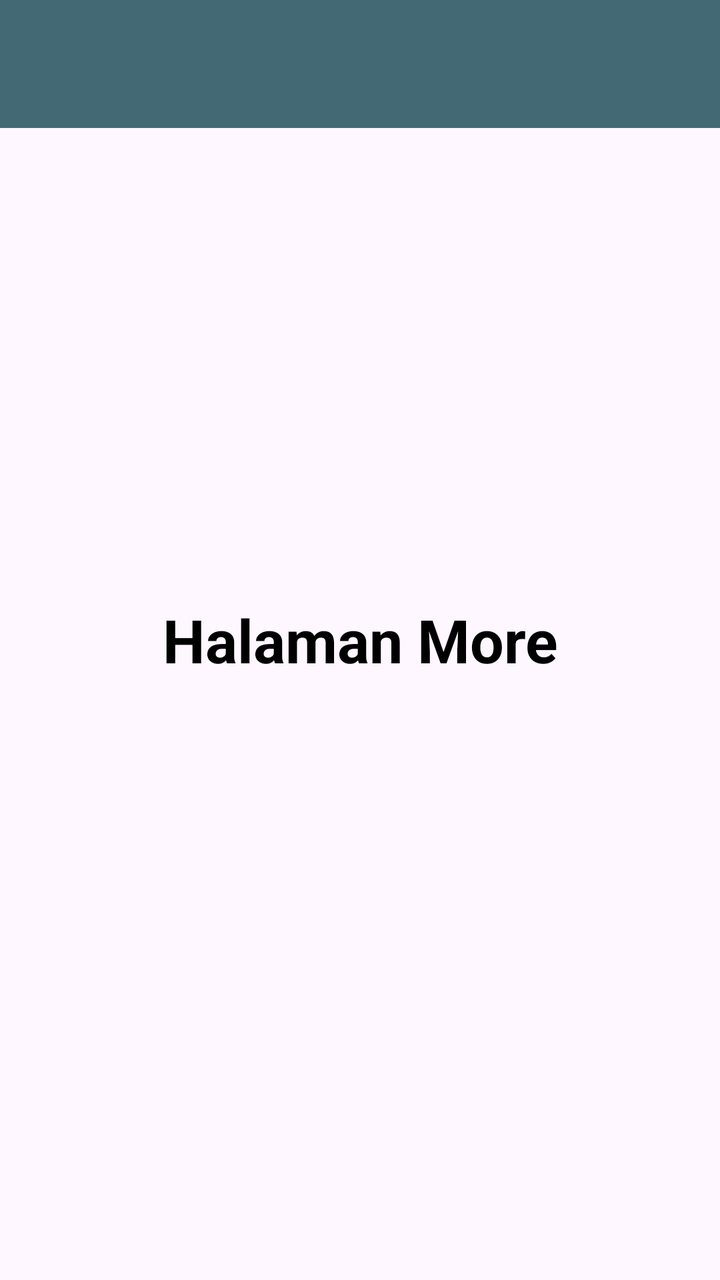
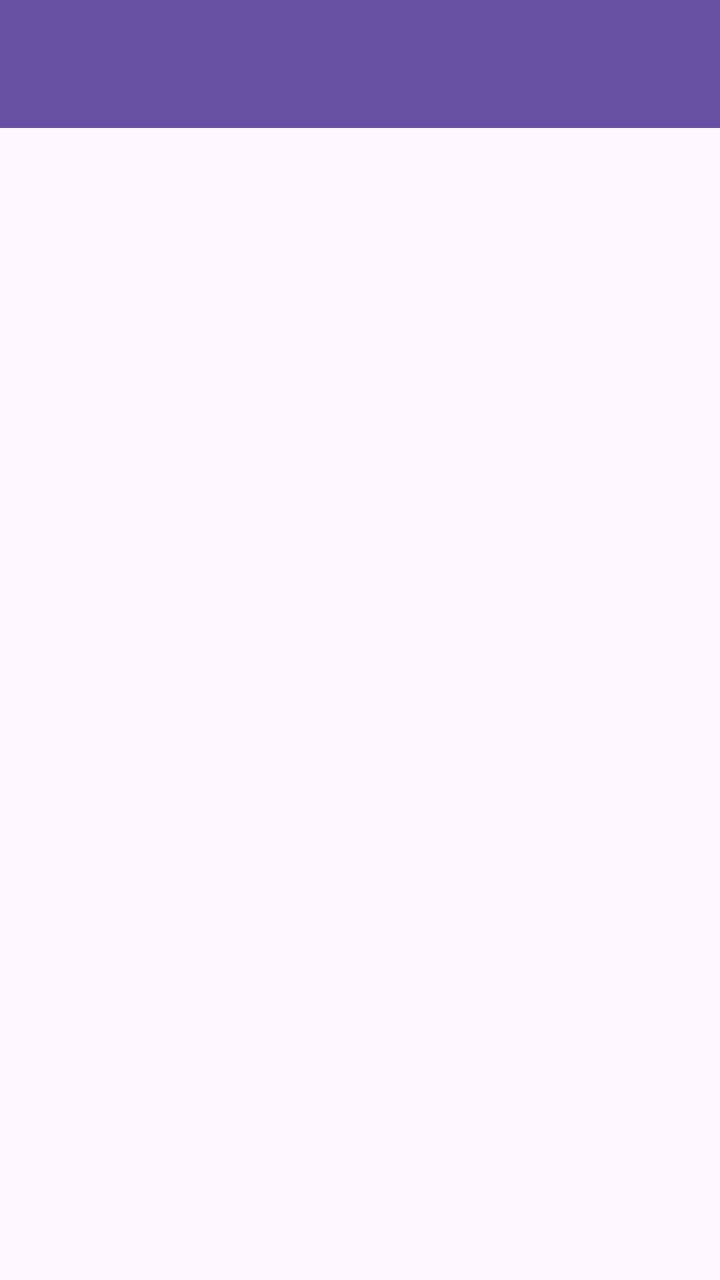

Screens rendered from an Android XML layout before and after an edit, with the pre-edit source and the edit as a unified diff.
<!-- AndroidManifest.xml: application theme Theme.TIFDimas -->
<!-- res/layout/fragment_more.xml -->
<?xml version="1.0" encoding="utf-8"?>
<androidx.constraintlayout.widget.ConstraintLayout xmlns:android="http://schemas.android.com/apk/res/android"
    xmlns:tools="http://schemas.android.com/tools"
    android:layout_width="match_parent"
    android:layout_height="match_parent"
    xmlns:app="http://schemas.android.com/apk/res-auto"
    tools:context=".More.MoreFragment">

    <androidx.appcompat.widget.Toolbar
        android:id="@+id/toolbar"
        android:layout_width="match_parent"
        android:layout_height="?attr/actionBarSize"
        android:background="?attr/colorPrimary"
        app:layout_constraintEnd_toEndOf="parent"
        app:layout_constraintStart_toStartOf="parent"
        app:layout_constraintTop_toTopOf="parent"
        app:subtitleTextColor="@android:color/white"
        app:titleTextColor="@android:color/white"
        android:backgroundTint="@color/button_color"
        app:layout_scrollFlags="scroll|enterAlways"/>

    <TextView
        android:layout_width="match_parent"
        android:layout_height="match_parent"
        android:text="Halaman More"
        android:textSize="30sp"
        android:textStyle="bold"
        android:gravity="center"
        android:textColor="@color/black"/>
</androidx.constraintlayout.widget.ConstraintLayout>
<!-- resources referenced by this layout -->
<resources>
  <color name="black">#FF000000</color>
  <color name="button_color">#436975</color>
  <style name="Theme.TIFDimas" parent="Base.Theme.TIFDimas" />
  <style name="Base.Theme.TIFDimas" parent="Theme.Material3.DayNight.NoActionBar">
          
          
      </style>
</resources>

<!-- the commit's change to res/layout/fragment_more.xml (unified diff, before → after) -->
@@ -1,30 +1,31 @@
 <?xml version="1.0" encoding="utf-8"?>
-<androidx.constraintlayout.widget.ConstraintLayout xmlns:android="http://schemas.android.com/apk/res/android"
+<androidx.coordinatorlayout.widget.CoordinatorLayout xmlns:android="http://schemas.android.com/apk/res/android"
     xmlns:tools="http://schemas.android.com/tools"
     android:layout_width="match_parent"
     android:layout_height="match_parent"
     xmlns:app="http://schemas.android.com/apk/res-auto"
     tools:context=".More.MoreFragment">
 
-    <androidx.appcompat.widget.Toolbar
-        android:id="@+id/toolbar"
+    <com.google.android.material.appbar.AppBarLayout
+        android:id="@+id/appBarLayout"
         android:layout_width="match_parent"
-        android:layout_height="?attr/actionBarSize"
-        android:background="?attr/colorPrimary"
-        app:layout_constraintEnd_toEndOf="parent"
-        app:layout_constraintStart_toStartOf="parent"
-        app:layout_constraintTop_toTopOf="parent"
-        app:subtitleTextColor="@android:color/white"
-        app:titleTextColor="@android:color/white"
-        android:backgroundTint="@color/button_color"
-        app:layout_scrollFlags="scroll|enterAlways"/>
+        android:layout_height="wrap_content"
+        android:theme="@style/ThemeOverlay.AppCompat.Dark.ActionBar">
 
-    <TextView
+        <androidx.appcompat.widget.Toolbar
+            android:id="@+id/toolbar"
+            android:layout_width="match_parent"
+            android:layout_height="?attr/actionBarSize"
+            android:background="?attr/colorPrimary"
+            app:layout_scrollFlags="scroll|enterAlways"
+            app:titleTextColor="@android:color/white" />
+
+    </com.google.android.material.appbar.AppBarLayout>
+
+
+    <ListView
+        android:id="@+id/listViewItems"
         android:layout_width="match_parent"
         android:layout_height="match_parent"
-        android:text="Halaman More"
-        android:textSize="30sp"
-        android:textStyle="bold"
-        android:gravity="center"
-        android:textColor="@color/black"/>
-</androidx.constraintlayout.widget.ConstraintLayout>
+        app:layout_behavior="@string/appbar_scrolling_view_behavior" />
+</androidx.coordinatorlayout.widget.CoordinatorLayout>
<!-- resource entries referenced after the edit -->
@@ -1,7 +1,5 @@
 <!-- resources referenced by this layout -->
 <resources>
-  <color name="black">#FF000000</color>
-  <color name="button_color">#436975</color>
   <style name="Theme.TIFDimas" parent="Base.Theme.TIFDimas" />
   <style name="Base.Theme.TIFDimas" parent="Theme.Material3.DayNight.NoActionBar">
           
